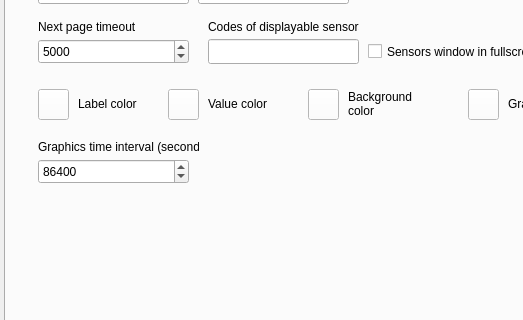
Pvg08/ESP_CStation, file CStation/mainwindow.ui: the form before one commit; both pictures show x 0 to 523 and y 93 to 413 of the 780 by 586 pixel window.
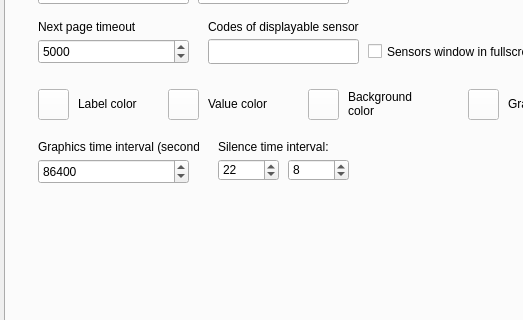
The form after the commit. The open tabs and pages were chosen to show the change.

Patch:
```diff
--- a/CStation/mainwindow.ui
+++ b/CStation/mainwindow.ui
@@ -2606,6 +2606,51 @@
                <string>51016</string>
               </property>
              </widget>
+             <widget class="QSpinBox" name="spinBox_evt_from">
+              <property name="geometry">
+               <rect>
+                <x>190</x>
+                <y>200</y>
+                <width>61</width>
+                <height>22</height>
+               </rect>
+              </property>
+              <property name="maximum">
+               <number>23</number>
+              </property>
+              <property name="value">
+               <number>22</number>
+              </property>
+             </widget>
+             <widget class="QSpinBox" name="spinBox_evt_to">
+              <property name="geometry">
+               <rect>
+                <x>260</x>
+                <y>200</y>
+                <width>61</width>
+                <height>22</height>
+               </rect>
+              </property>
+              <property name="maximum">
+               <number>23</number>
+              </property>
+              <property name="value">
+               <number>8</number>
+              </property>
+             </widget>
+             <widget class="QLabel" name="label_8">
+              <property name="geometry">
+               <rect>
+                <x>190</x>
+                <y>180</y>
+                <width>131</width>
+                <height>16</height>
+               </rect>
+              </property>
+              <property name="text">
+               <string>Silence time interval:</string>
+              </property>
+             </widget>
             </widget>
            </item>
            <item>
```
Left out of the diff: 2 changed lines with no effect on the pictures.
